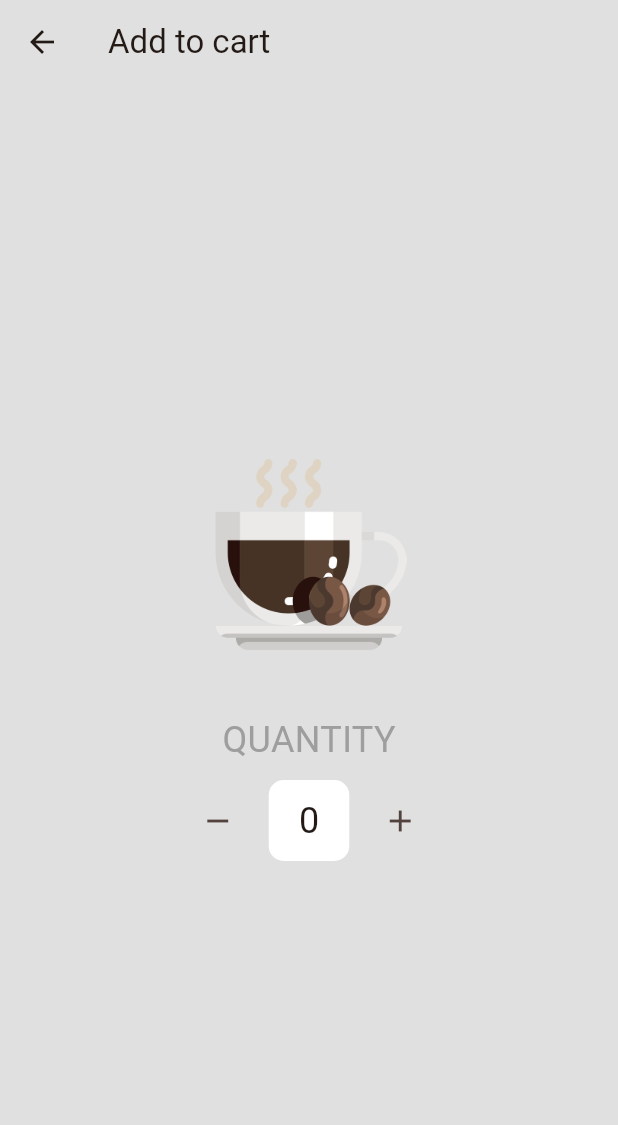
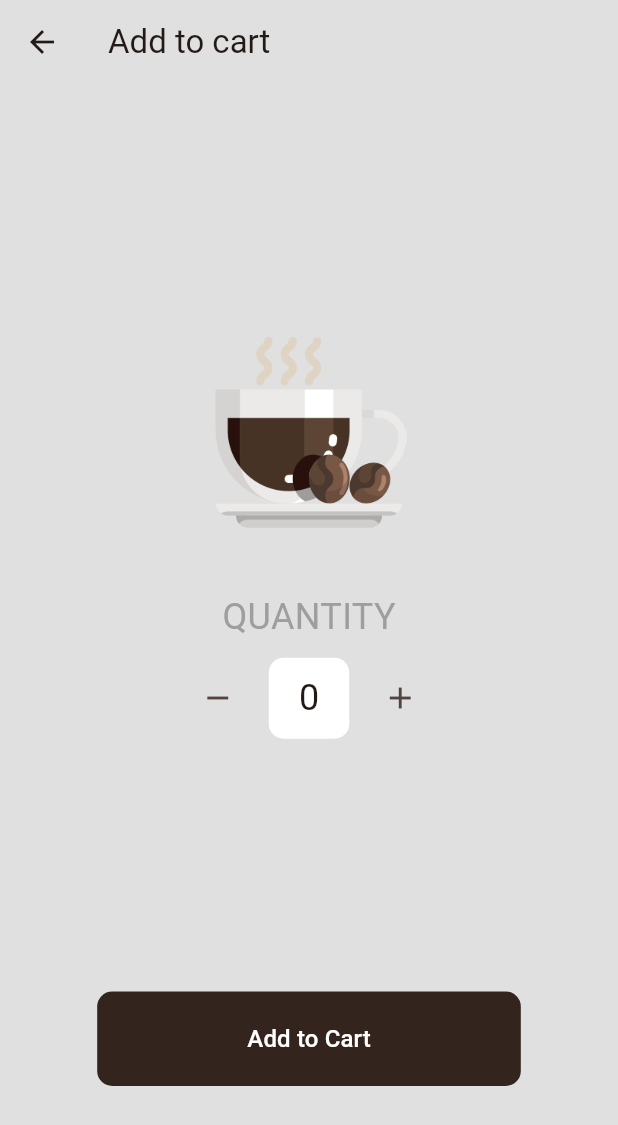
Before and after one commit to sakibbinalim/coffee-crave, a Flutter app: the screen it shows after launch, after a tap on the "keyboard arrow right" icon, on a phone screen of 412 x 824 dp. Shown: the top 1125 px of the screen. Run offline on Flutter 3.47's test engine with Material 3 defaults, Android fonts, the phone set to English and light mode, and no system bars; our stand-ins replace google_nav_bar.

Commit message:
Implemented Add to Cart functionality in add item screen

```diff
--- a/lib/pages/add_item_page.dart
+++ b/lib/pages/add_item_page.dart
@@ -1,14 +1,16 @@
+import 'package:coffee_crave/models/coffee.dart';
+import 'package:coffee_crave/models/coffee_shop.dart';
 import 'package:coffee_crave/providers/quantity_provider.dart';
 import 'package:coffee_crave/utils/pallette.dart';
 import 'package:flutter/material.dart';
 import 'package:provider/provider.dart';
 
 class AddItemPage extends StatefulWidget {
-  final String coffeeName;
-  final String coffeeImagePath;
+  final Coffee eachCoffee;
+  // final String coffeeName;
+  // final String coffeeImagePath;
 
-  const AddItemPage(
-      {super.key, required this.coffeeImagePath, required this.coffeeName});
+  const AddItemPage({super.key, required this.eachCoffee});
 
   @override
   State<AddItemPage> createState() => _AddItemPageState();
@@ -25,10 +27,15 @@ class _AddItemPageState extends State<AddItemPage> {
         .decreaseQuantity(coffeeType);
   }
 
+  void addItemToCart(Coffee coffee) {
+    Provider.of<CoffeeShop>(context, listen: false).addItemToCart(coffee);
+    Navigator.pop(context);
+  }
+
   @override
   Widget build(BuildContext context) {
     return Consumer<QuantityProvider>(builder: (context, value, child) {
-      int totalQuantity = value.getQuantityForCoffee(widget.coffeeName);
+      int totalQuantity = value.getQuantityForCoffee(widget.eachCoffee.name);
       return Scaffold(
         backgroundColor: backgroundColor,
         appBar: AppBar(
@@ -39,14 +46,16 @@ class _AddItemPageState extends State<AddItemPage> {
             onPressed: () => Navigator.of(context).pop(),
           ),
         ),
-        body: Column(
+        body: SafeArea(
+          child: Column(
             mainAxisAlignment: MainAxisAlignment.center,
             children: [
+              const Spacer(),
               // coffee image
               Padding(
                 padding: const EdgeInsets.only(bottom: 40),
                 child: Image.asset(
-                widget.coffeeImagePath,
+                  widget.eachCoffee.imagePath,
                   height: 130,
                 ),
               ),
@@ -66,14 +75,14 @@ class _AddItemPageState extends State<AddItemPage> {
                 children: [
                   // minus icon
                   IconButton(
-                  onPressed: () => decreaseQuantity(widget.coffeeName),
+                    onPressed: () => decreaseQuantity(widget.eachCoffee.name),
                     icon: const Icon(Icons.remove),
                   ),
                   // Quantity number
                   Container(
                     margin: const EdgeInsets.symmetric(horizontal: 10),
-                  padding:
-                      const EdgeInsets.symmetric(vertical: 10, horizontal: 20),
+                    padding: const EdgeInsets.symmetric(
+                        vertical: 10, horizontal: 20),
                     decoration: BoxDecoration(
                       color: Colors.white,
                       borderRadius: BorderRadius.circular(10),
@@ -85,18 +94,39 @@ class _AddItemPageState extends State<AddItemPage> {
                   ),
                   // add icon
                   IconButton(
-                  onPressed: () => increaseQuantity(widget.coffeeName),
+                    onPressed: () => increaseQuantity(widget.eachCoffee.name),
                     icon: const Icon(Icons.add),
                   ),
                 ],
-            )
-
+              ),
+              const Spacer(),
               // size text
 
               // S M L button
 
               // add to cart button
+              Container(
+                margin: const EdgeInsets.only(bottom: 100),
+                child: TextButton(
+                  style: TextButton.styleFrom(
+                    padding: const EdgeInsets.symmetric(
+                      vertical: 20,
+                      horizontal: 100,
+                    ),
+                    shape: RoundedRectangleBorder(
+                      borderRadius: BorderRadius.circular(10),
+                    ),
+                    backgroundColor: coffeeColor,
+                  ),
+                  onPressed: () => addItemToCart(widget.eachCoffee),
+                  child: const Text(
+                    'Add to Cart',
+                    style: TextStyle(color: Colors.white, fontSize: 16),
+                  ),
+                ),
+              ),
             ],
+          ),
         ),
       );
     });
--- a/lib/pages/home_page.dart
+++ b/lib/pages/home_page.dart
@@ -1,3 +1,4 @@
+import 'package:coffee_crave/pages/add_item_page.dart';
 import 'package:coffee_crave/pages/cart_page.dart';
 import 'package:coffee_crave/pages/shop_page.dart';
 import 'package:coffee_crave/components/my_bottom_nav_bar.dart';
@@ -24,7 +25,10 @@ class _HomePageState extends State<HomePage> {
   final List<Widget> _pages = [
     // shop page
     const ShopPage(),
-    // AddItemPage(coffeeImagePath: 'assets/images/latte.png'),
+    // AddItemPage(
+    //   coffeeImagePath: 'assets/images/latte.png',
+    //   coffeeName: 'Latte',
+    // ),
 
     // cart page
     const CartPage(),
--- a/lib/pages/shop_page.dart
+++ b/lib/pages/shop_page.dart
@@ -18,12 +18,13 @@ class _ShopPageState extends State<ShopPage> {
     Provider.of<CoffeeShop>(context, listen: false).addItemToCart(coffee);
   }
 
-  void goToAddItemPage(String coffeeImagePath, String coffeeName) {
+  void goToAddItemPage(Coffee coffee) {
     Navigator.push(
       context,
       MaterialPageRoute(
         builder: (context) => AddItemPage(
-            coffeeImagePath: coffeeImagePath, coffeeName: coffeeName),
+          eachCoffee: coffee,
+        ),
       ),
     );
   }
@@ -57,8 +58,7 @@ class _ShopPageState extends State<ShopPage> {
                     return CoffeeTile(
                       coffee: eachCoffee,
                       icon: const Icon(Icons.keyboard_arrow_right),
-                      onPressed: () => goToAddItemPage(
-                          eachCoffee.imagePath, eachCoffee.name),
+                      onPressed: () => goToAddItemPage(eachCoffee),
                       // onPressed: () => addItemToCart(eachCoffee),
                     );
                   },
```
Lines whose indentation alone changed are shown as unchanged.
